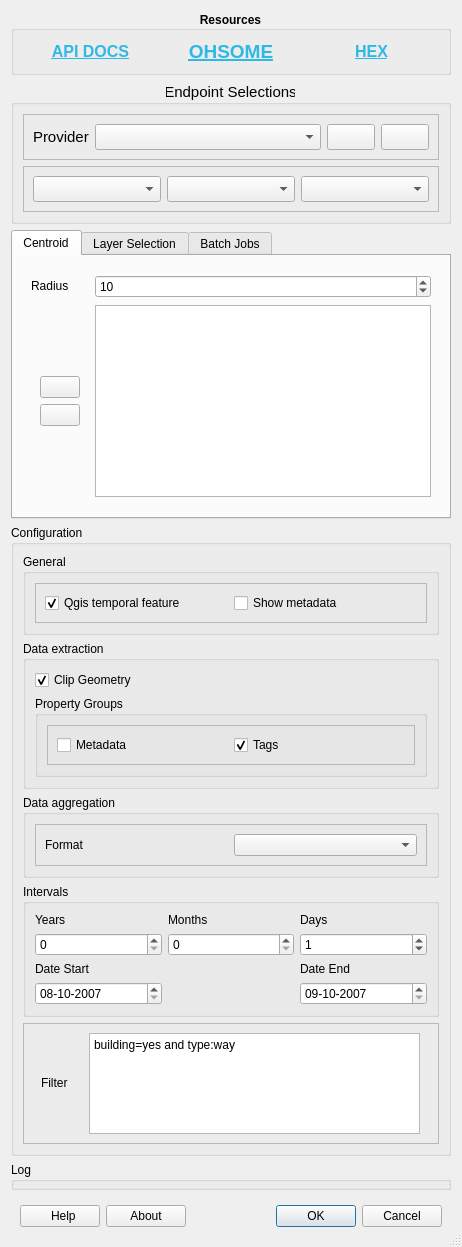
Old version of the form OhsomeQgis/gui/OhsomeQgisDialogUI.ui in the repository GIScience/ohsome-qgis-plugin.
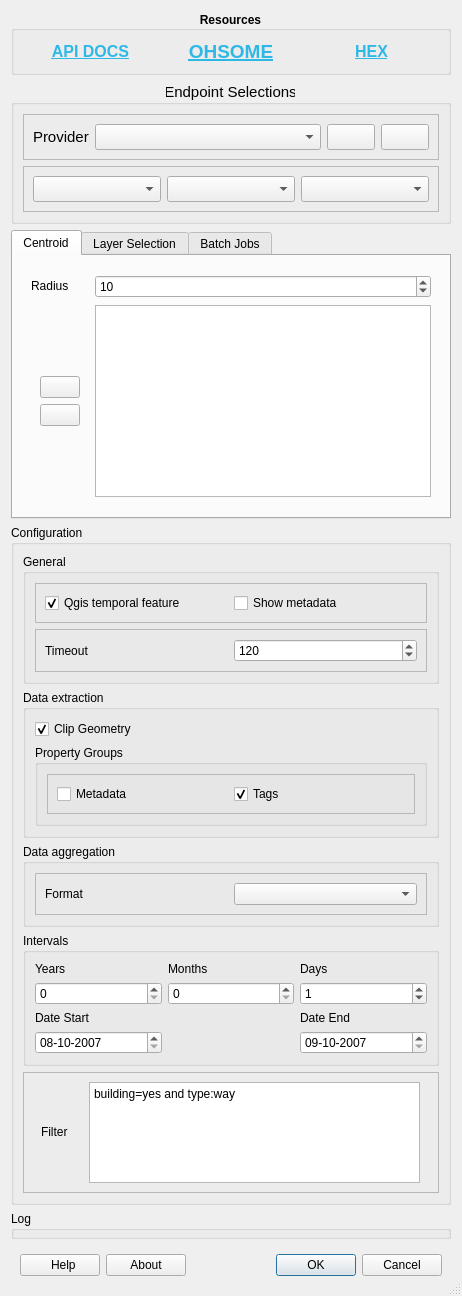
New version of the form. Icons and pictures are not drawn. Custom widgets are drawn as their Qt base class.

What changed in the file:
```diff
--- a/OhsomeQgis/gui/OhsomeQgisDialogUI.ui
+++ b/OhsomeQgis/gui/OhsomeQgisDialogUI.ui
@@ -735,6 +735,47 @@
            </layout>
           </widget>
          </item>
+         <item>
+          <widget class="QFrame" name="frame_5">
+           <property name="frameShape">
+            <enum>QFrame::StyledPanel</enum>
+           </property>
+           <property name="frameShadow">
+            <enum>QFrame::Raised</enum>
+           </property>
+           <layout class="QHBoxLayout" name="horizontalLayout_10">
+            <item>
+             <widget class="QLabel" name="timeout_label">
+              <property name="toolTip">
+               <string>&lt;html&gt;&lt;head/&gt;&lt;body&gt;&lt;p&gt;Apply a request &lt;span style=&quot; text-decoration: underline;&quot;&gt;timeout in seconds&lt;/span&gt; after that the Ohsome API should terminate the request.&lt;/p&gt;&lt;/body&gt;&lt;/html&gt;</string>
+              </property>
+              <property name="text">
+               <string>Timeout</string>
+              </property>
+             </widget>
+            </item>
+            <item>
+             <widget class="QSpinBox" name="timeout_input">
+              <property name="toolTip">
+               <string>&lt;html&gt;&lt;head/&gt;&lt;body&gt;&lt;p&gt;Apply a request &lt;span style=&quot; text-decoration: underline;&quot;&gt;timeout in seconds&lt;/span&gt; after that the Ohsome API should terminate the request.&lt;/p&gt;&lt;/body&gt;&lt;/html&gt;</string>
+              </property>
+              <property name="accessibleDescription">
+               <string/>
+              </property>
+              <property name="minimum">
+               <number>1</number>
+              </property>
+              <property name="maximum">
+               <number>999999999</number>
+              </property>
+              <property name="value">
+               <number>120</number>
+              </property>
+             </widget>
+            </item>
+           </layout>
+          </widget>
+         </item>
         </layout>
        </widget>
       </item>
@@ -747,7 +788,7 @@
          <string>Data extraction</string>
         </property>
         <property name="flat">
-         <bool>false</bool>
+         <bool>true</bool>
         </property>
         <property name="collapsed">
          <bool>false</bool>
@@ -853,7 +894,7 @@
          <string>Intervals</string>
         </property>
         <property name="flat">
-         <bool>true</bool>
+         <bool>false</bool>
         </property>
         <property name="collapsed">
          <bool>true</bool>
```
Left out of the diff: 19 changed lines with no effect on the pictures.
